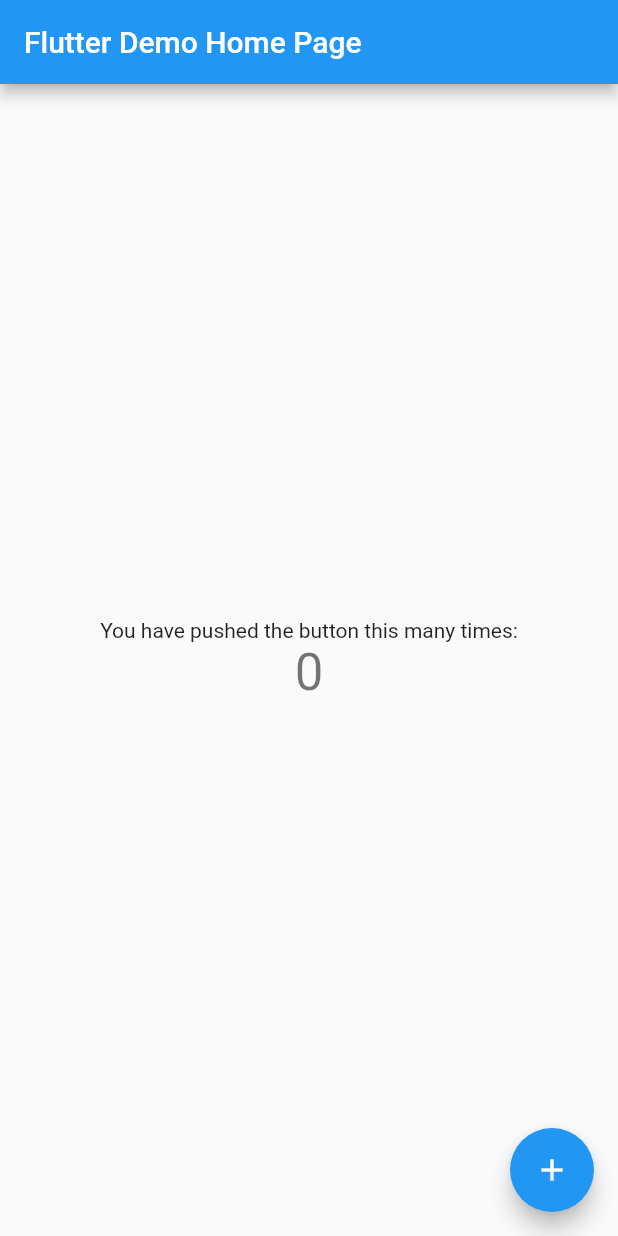
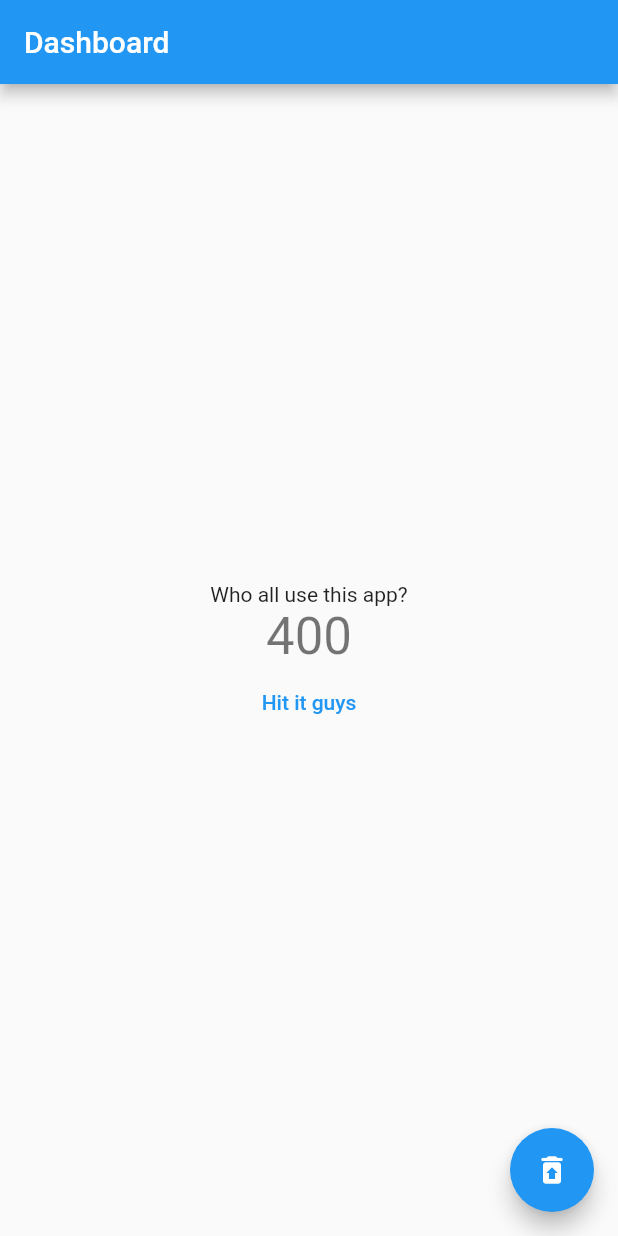
Before and after one commit to Gaurav-0711/Multipeer-decentralised-storage-system, a Flutter app: the screen it shows after launch, on a phone screen of 412 x 824 dp. Run offline on Flutter 3.47's test engine with Material 2 defaults, Android fonts, the phone set to English and light mode, and no system bars.

Commit message:
Dark theme + fun with buttons

```diff
--- a/dsapp/lib/main.dart
+++ b/dsapp/lib/main.dart
@@ -12,19 +12,10 @@
   Widget build(BuildContext context) {
     return MaterialApp(
       title: 'Flutter Demo',
-      theme: ThemeData(
-        // This is the theme of your application.
-        //
-        // Try running your application with "flutter run". You'll see the
-        // application has a blue toolbar. Then, without quitting the app, try
-        // changing the primarySwatch below to Colors.green and then invoke
-        // "hot reload" (press "r" in the console where you ran "flutter run",
-        // or simply save your changes to "hot reload" in a Flutter IDE).
-        // Notice that the counter didn't reset back to zero; the application
-        // is not restarted.
-        primarySwatch: Colors.blue,
-      ),
-      home: const MyHomePage(title: 'Flutter Demo Home Page'),
+      debugShowCheckedModeBanner: false,
+      themeMode: ThemeMode.system,
+      darkTheme: ThemeClass.darkTheme,
+      home: const MyHomePage(title: 'Dashboard'),
     );
   }
 }
@@ -48,7 +39,7 @@
 }
 
 class _MyHomePageState extends State<MyHomePage> {
-  int _counter = 0;
+  int _counter = 400;
 
   void _incrementCounter() {
     setState(() {
@@ -58,6 +49,12 @@
       // _counter without calling setState(), then the build method would not be
       // called again, and so nothing would appear to happen.
       _counter++;
+    });
+  }
+
+  void _resetCounter() {
+    setState(() {
+      _counter = 0;
     });
   }
 
@@ -96,20 +93,49 @@
             mainAxisAlignment: MainAxisAlignment.center,
             children: <Widget>[
               const Text(
-              'You have pushed the button this many times:',
+                'Who all use this app?',
               ),
               Text(
                 '$_counter',
                 style: Theme.of(context).textTheme.headline4,
               ),
+              TextButton(
+                style: ButtonStyle(
+                  foregroundColor:
+                      MaterialStateProperty.all<Color>(Colors.blue),
+                ),
+                onPressed: () {
+                  _incrementCounter();
+                },
+                child: Text('Hit it guys'),
+              )
             ],
           ),
         ),
         floatingActionButton: FloatingActionButton(
-        onPressed: _incrementCounter,
-        tooltip: 'Increment',
-        child: const Icon(Icons.add),
-      ), // This trailing comma makes auto-formatting nicer for build methods.
-    );
+            onPressed: _resetCounter,
+            tooltip: 'Reset',
+            child: const Icon(Icons.restore_from_trash_rounded))
+        //    floatingActionButton: FloatingActionButton(
+        //   onPressed: _incrementCounter,
+        //   tooltip: 'Increment',
+        //   child: const Icon(Icons.add),
+        ); // This trailing comma makes auto-formatting nicer for build methods.
   }
 }
+
+class ThemeClass {
+  static ThemeData lightTheme = ThemeData(
+      scaffoldBackgroundColor: Colors.white,
+      colorScheme: ColorScheme.light(),
+      appBarTheme: AppBarTheme(
+        backgroundColor: Colors.blue,
+      ));
+
+  static ThemeData darkTheme = ThemeData(
+      scaffoldBackgroundColor: Colors.black,
+      colorScheme: ColorScheme.dark(),
+      appBarTheme: AppBarTheme(
+        backgroundColor: Colors.black,
+      ));
+}
```
Lines whose indentation alone changed are shown as unchanged.
